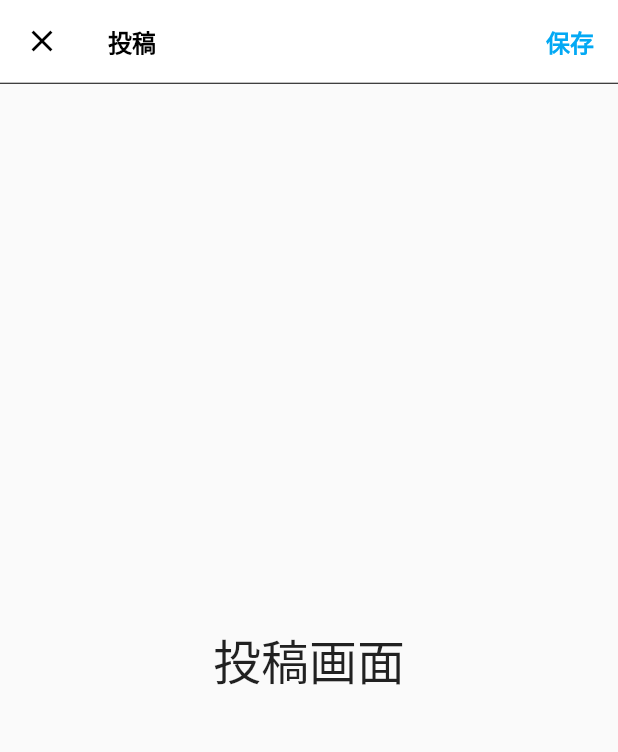
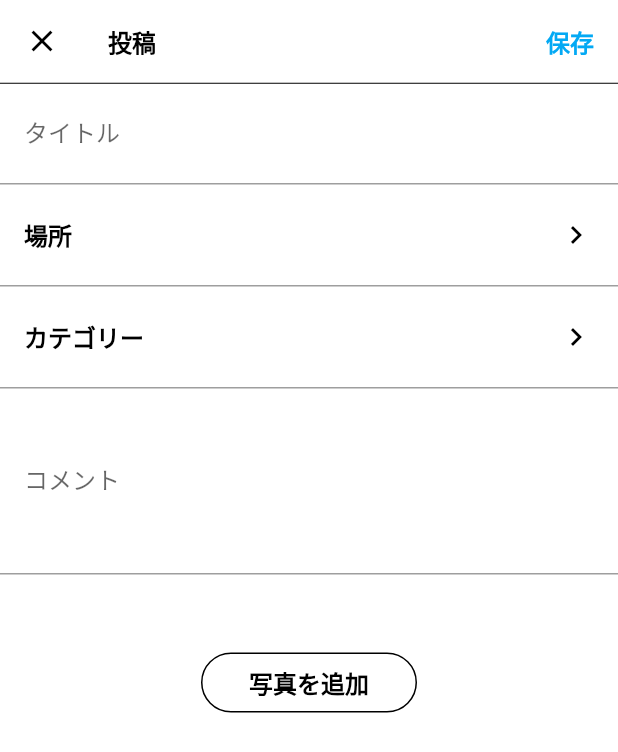
Before and after one commit to yudai2929/flutter-cheese, a Flutter app: the SubmitScreen screen opened by its route, on a phone screen of 412 x 824 dp. Shown: the top 752 px of the screen. Run offline on Flutter 3.47's test engine with Material 2 defaults, Android fonts, the phone set to English and light mode, and no system bars; our stand-ins replace appinio_swiper.

Commit message:
add: 投稿画面作成

```diff
--- a/lib/src/app.dart
+++ b/lib/src/app.dart
@@ -5,11 +5,11 @@ import 'package:cheese_client/src/screens/sing_up/screen.dart';
 import 'package:cheese_client/src/styles/material_color.dart';
 import 'package:flutter/material.dart';
 
-import 'screens/submit.dart';
+import 'screens/submit/screen.dart';
 import 'screens/my_page/screen.dart';
-import 'screens/map.dart';
+import 'screens/map/screen.dart';
 import 'screens/home/screem.dart';
-import 'screens/route.dart';
+import 'screens/route/screnn.dart';
 
 class MyApp extends StatelessWidget {
   const MyApp({
--- a/lib/src/screens/main_router.dart
+++ b/lib/src/screens/main_router.dart
@@ -1,10 +1,10 @@
 import 'package:flutter/material.dart';
 
 import 'home/screem.dart';
-import 'map.dart';
+import 'map/screen.dart';
 import 'my_page/screen.dart';
-import 'route.dart';
-import 'submit.dart';
+import 'route/screnn.dart';
+import 'submit/screen.dart';
 
 class MainRouter extends StatefulWidget {
   const MainRouter({Key? key}) : super(key: key);
--- a/lib/src/screens/submit.dart
+++ /dev/null
@@ -1,33 +0,0 @@
-import 'package:cheese_client/src/components/ui/header.dart';
-import 'package:flutter/material.dart';
-
-class SubmitScreen extends StatelessWidget {
-  const SubmitScreen({Key? key}) : super(key: key);
-
-  @override
-  Widget build(BuildContext context) {
-    return Scaffold(
-      appBar: Header(
-        title: '投稿',
-        leading: IconButton(
-          onPressed: () {
-            Navigator.pop(context);
-          },
-          icon: const Icon(Icons.close),
-          color: Colors.black,
-        ),
-        actions: const [
-          TextButton(
-            onPressed: null,
-            child: Text('保存',
-                style: TextStyle(
-                    color: Colors.lightBlue,
-                    fontWeight: FontWeight.bold,
-                    fontSize: 16)),
-          )
-        ],
-      ),
-      body: const Center(child: Text('投稿画面', style: TextStyle(fontSize: 32.0))),
-    );
-  }
-}
--- /dev/null
+++ b/lib/src/screens/submit/screen.dart
@@ -0,0 +1,175 @@
+import 'package:cheese_client/src/components/ui/header.dart';
+import 'package:flutter/material.dart';
+
+class SubmitScreen extends StatefulWidget {
+  const SubmitScreen({Key? key}) : super(key: key);
+
+  @override
+  State<SubmitScreen> createState() => _SubmitScreenState();
+}
+
+const List<String> list = <String>['カテゴリー', 'Two', 'Three', 'Four'];
+
+class _SubmitScreenState extends State<SubmitScreen> {
+  String dropdownValue = list.first;
+
+  @override
+  Widget build(BuildContext context) {
+    return Scaffold(
+      backgroundColor: Colors.white,
+      appBar: Header(
+        title: '投稿',
+        leading: IconButton(
+          onPressed: () {
+            Navigator.pop(context);
+          },
+          icon: const Icon(Icons.close),
+          color: Colors.black,
+        ),
+        actions: const [
+          TextButton(
+            onPressed: null,
+            child: Text('保存',
+                style: TextStyle(
+                    color: Colors.lightBlue,
+                    fontWeight: FontWeight.bold,
+                    fontSize: 16)),
+          )
+        ],
+      ),
+      body: Column(
+        children: [
+          TextFormField(
+            decoration: const InputDecoration(
+              border: UnderlineInputBorder(),
+              labelText: 'タイトル',
+              contentPadding: EdgeInsets.all(16.0),
+            ),
+          ),
+          Container(
+              decoration: const BoxDecoration(
+                border: Border(
+                  bottom: BorderSide(
+                    color: Colors.grey,
+                    width: 1.0,
+                  ),
+                ),
+              ),
+              padding: const EdgeInsets.all(16.0),
+              width: double.infinity,
+              height: 68,
+              child: InkWell(
+                child: const Row(
+                  mainAxisAlignment: MainAxisAlignment.spaceBetween,
+                  children: [
+                    Text("場所",
+                        style: TextStyle(
+                          color: Colors.black,
+                          fontSize: 16,
+                          fontWeight: FontWeight.bold,
+                        )),
+                    Icon(
+                      Icons.keyboard_arrow_right_outlined,
+                      color: Colors.black,
+                    )
+                  ],
+                ),
+                onTap: () {},
+              )),
+          Container(
+              decoration: const BoxDecoration(
+                border: Border(
+                  bottom: BorderSide(
+                    color: Colors.grey,
+                    width: 1.0,
+                  ),
+                ),
+              ),
+              padding: const EdgeInsets.all(16.0),
+              width: double.infinity,
+              height: 68,
+              child: DropdownButton<String>(
+                value: dropdownValue,
+                iconSize: 24,
+                isExpanded: true,
+                icon: const Icon(Icons.keyboard_arrow_right_outlined,
+                    color: Colors.black),
+                style: const TextStyle(
+                  color: Colors.black,
+                  fontSize: 16,
+                  fontWeight: FontWeight.bold,
+                ),
+                underline: Container(
+                  height: 0,
+                ),
+                onChanged: (String? value) {
+                  setState(() {
+                    dropdownValue = value!;
+                  });
+                },
+                items: list.map<DropdownMenuItem<String>>((String value) {
+                  return DropdownMenuItem<String>(
+                    value: value,
+                    child: Text(value),
+                  );
+                }).toList(),
+              )),
+          TextFormField(
+              decoration: const InputDecoration(
+                border: UnderlineInputBorder(),
+                labelText: 'コメント',
+                contentPadding: EdgeInsets.all(16.0),
+              ),
+              maxLines: 4),
+          const SizedBox(
+            height: 48,
+          ),
+          OutlinedButton(
+              // まるくする
+              style: OutlinedButton.styleFrom(
+                shape: const StadiumBorder(),
+                padding: const EdgeInsets.only(
+                    top: 8.0, bottom: 8.0, left: 32.0, right: 32.0),
+                side: const BorderSide(
+                  color: Colors.black,
+                  width: 1.0,
+                ),
+              ),
+              onPressed: () {},
+              child: const Text('写真を追加',
+                  style: TextStyle(
+                    color: Colors.black,
+                    fontSize: 16,
+                    fontWeight: FontWeight.bold,
+                  ))),
+        ],
+      ),
+    );
+  }
+}
+
+enum ColorLabel {
+  blue('Blue', Colors.blue),
+  pink('Pink', Colors.pink),
+  green('Green', Colors.green),
+  yellow('Yellow', Colors.yellow),
+  grey('Grey', Colors.grey);
+
+  const ColorLabel(this.label, this.color);
+  final String label;
+  final Color color;
+}
+
+enum IconLabel {
+  smile('Smile', Icons.sentiment_satisfied_outlined),
+  cloud(
+    'Cloud',
+    Icons.cloud_outlined,
+  ),
+  brush('Brush', Icons.brush_outlined),
+  heart('Heart', Icons.favorite);
+
+  const IconLabel(this.label, this.icon);
+  final String label;
+  final IconData icon;
+}
```
Also changed, not shown: lib/src/screens/map/screen.dart (renamed from lib/src/screens/map.dart), lib/src/screens/route/screnn.dart (renamed from lib/src/screens/route.dart).
